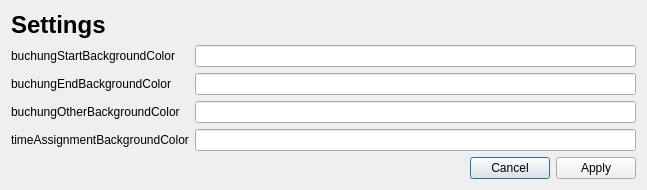
The window that dialogs/settingsdialog.ui (qohelet/QtZeiterfassung) describes before a commit, drawn with Qt 5.
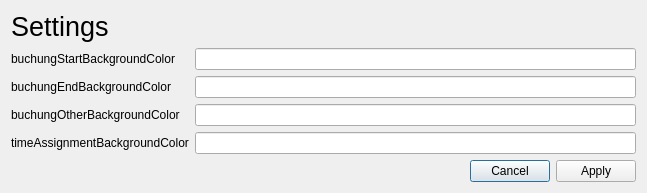
The same window after the commit.

The edit to the form file:
```diff
--- a/dialogs/settingsdialog.ui
+++ b/dialogs/settingsdialog.ui
@@ -22,8 +22,13 @@
   <layout class="QVBoxLayout" name="verticalLayout" stretch="0,1,0">
    <item>
     <widget class="QLabel" name="labelTitle">
+     <property name="font">
+      <font>
+       <pointsize>20</pointsize>
+      </font>
+     </property>
      <property name="text">
-      <string>&lt;h1&gt;Settings&lt;/h1&gt;</string>
+      <string>Settings</string>
      </property>
     </widget>
    </item>
```
